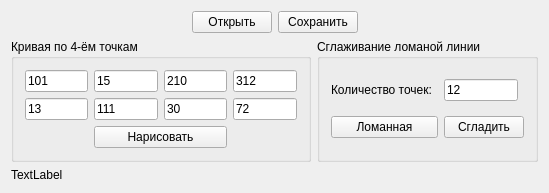
Above: ComputerGraphicLab2/lab2.ui from AiK312/Computer-Graphics before the change. Below: the same form after it.
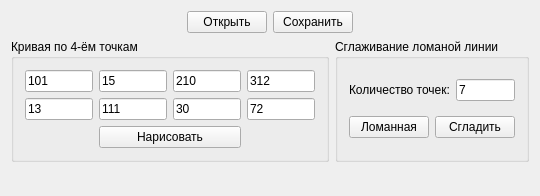
That is the form after the change.

Commit message: Вторая лаба. Готова.

What changed in the file:
```diff
--- a/ComputerGraphicLab2/lab2.ui
+++ b/ComputerGraphicLab2/lab2.ui
@@ -6,19 +6,17 @@
    <rect>
     <x>0</x>
     <y>0</y>
-    <width>549</width>
-    <height>177</height>
+    <width>540</width>
+    <height>193</height>
    </rect>
   </property>
   <property name="windowTitle">
    <string>Lab2</string>
   </property>
+  <layout class="QGridLayout" name="gridLayout_5">
+   <item row="0" column="0" colspan="2">
   <layout class="QGridLayout" name="gridLayout_3">
    <item row="0" column="0">
-    <layout class="QVBoxLayout" name="verticalLayout">
-     <item>
-      <layout class="QHBoxLayout" name="horizontalLayout">
-       <item>
         <spacer name="horizontalSpacer">
          <property name="orientation">
           <enum>Qt::Horizontal</enum>
@@ -31,21 +29,21 @@
          </property>
         </spacer>
        </item>
-       <item>
+     <item row="0" column="1">
         <widget class="QPushButton" name="buttonOpen">
          <property name="text">
           <string>Открыть</string>
          </property>
         </widget>
        </item>
-       <item>
+     <item row="0" column="2">
         <widget class="QPushButton" name="buttonSave">
          <property name="text">
           <string>Сохранить</string>
          </property>
         </widget>
        </item>
-       <item>
+     <item row="0" column="3">
         <spacer name="horizontalSpacer_2">
          <property name="orientation">
           <enum>Qt::Horizontal</enum>
@@ -60,9 +58,44 @@
        </item>
       </layout>
      </item>
-     <item>
-      <layout class="QHBoxLayout" name="horizontalLayout_2">
-       <item>
+   <item row="2" column="0" colspan="2">
+    <layout class="QGridLayout" name="gridLayout_4">
+     <item row="0" column="0">
+      <spacer name="horizontalSpacer_3">
+       <property name="orientation">
+        <enum>Qt::Horizontal</enum>
+       </property>
+       <property name="sizeHint" stdset="0">
+        <size>
+         <width>238</width>
+         <height>17</height>
+        </size>
+       </property>
+      </spacer>
+     </item>
+     <item row="0" column="1">
+      <widget class="QLabel" name="label">
+       <property name="text">
+        <string/>
+       </property>
+      </widget>
+     </item>
+     <item row="0" column="2">
+      <spacer name="horizontalSpacer_4">
+       <property name="orientation">
+        <enum>Qt::Horizontal</enum>
+       </property>
+       <property name="sizeHint" stdset="0">
+        <size>
+         <width>238</width>
+         <height>17</height>
+        </size>
+       </property>
+      </spacer>
+     </item>
+    </layout>
+   </item>
+   <item row="1" column="0">
         <widget class="QGroupBox" name="groupBox">
          <property name="title">
           <string>Кривая по 4-ём точкам</string>
@@ -134,53 +167,42 @@
          </layout>
         </widget>
        </item>
-       <item>
+   <item row="1" column="1">
         <widget class="QGroupBox" name="groupBox_2">
          <property name="title">
           <string>Сглаживание ломаной линии</string>
          </property>
          <layout class="QGridLayout" name="gridLayout_2">
+      <item row="0" column="0" colspan="2">
+       <widget class="QLabel" name="label_2">
+        <property name="text">
+         <string>Количество точек:</string>
+        </property>
+       </widget>
+      </item>
           <item row="0" column="2">
            <widget class="QLineEdit" name="pointCount">
             <property name="text">
-             <string>12</string>
+         <string>7</string>
             </property>
            </widget>
           </item>
-          <item row="1" column="2" colspan="2">
-           <widget class="QPushButton" name="antialiasingButton">
-            <property name="text">
-             <string>Сгладить</string>
-            </property>
-           </widget>
-          </item>
-          <item row="1" column="0" colspan="2">
+      <item row="1" column="0">
            <widget class="QPushButton" name="polylineButton">
             <property name="text">
              <string>Ломанная</string>
             </property>
            </widget>
           </item>
-          <item row="0" column="0">
-           <widget class="QLabel" name="label_2">
+      <item row="1" column="1" colspan="2">
+       <widget class="QPushButton" name="antialiasingButton">
             <property name="text">
-             <string>Количество точек:</string>
+         <string>Сгладить</string>
             </property>
            </widget>
           </item>
          </layout>
         </widget>
-       </item>
-      </layout>
-     </item>
-     <item>
-      <widget class="QLabel" name="label">
-       <property name="text">
-        <string>TextLabel</string>
-       </property>
-      </widget>
-     </item>
-    </layout>
    </item>
   </layout>
  </widget>
```
Left out of the diff: 54 changed lines with no effect on the pictures. Lines whose indentation alone changed are shown as unchanged. The commit also changes 2 other files.
